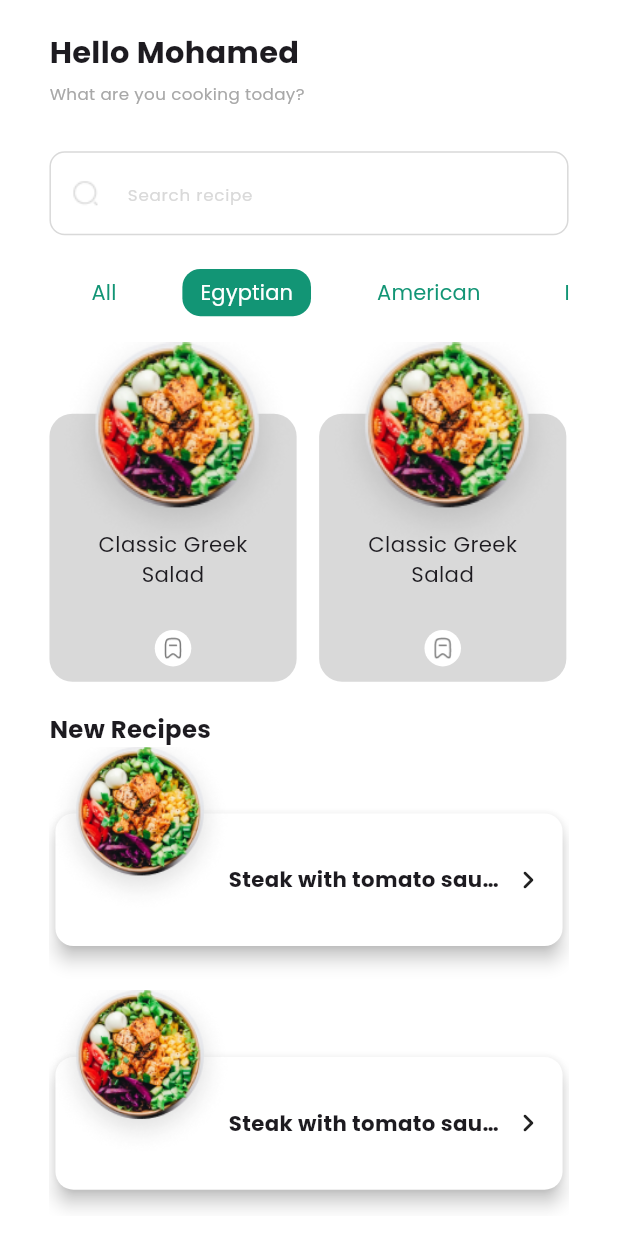
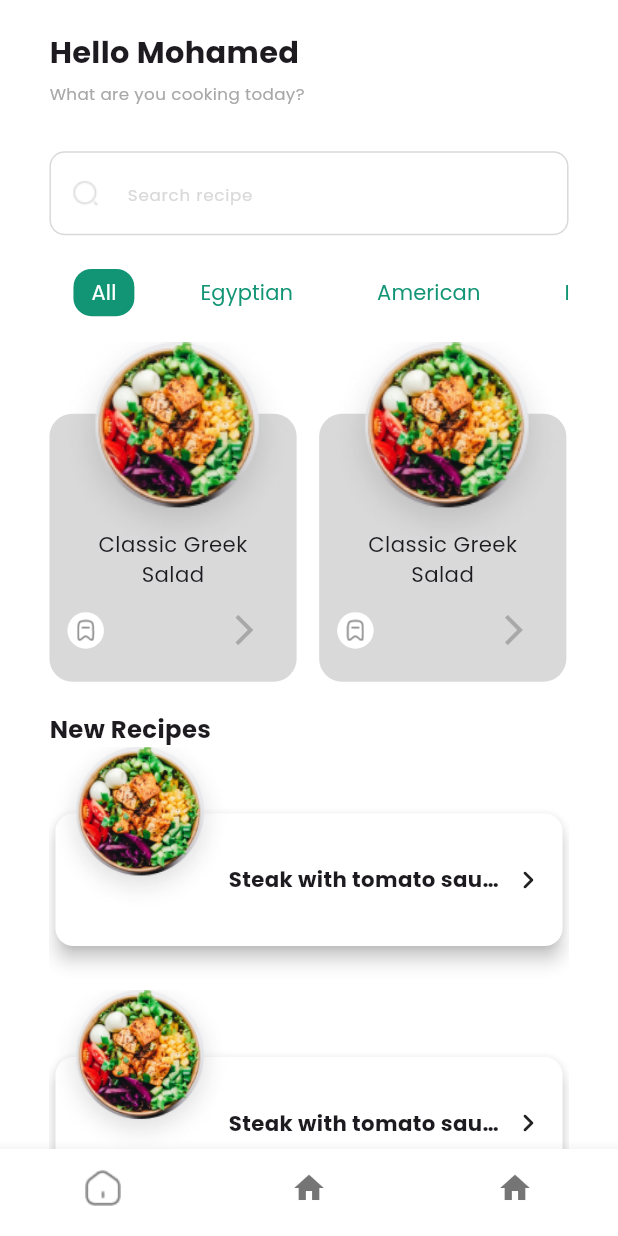
Before and after one commit to MohamedGomaa201/Food_Recipes, a Flutter app: the HomeView screen opened directly, on a phone screen of 412 x 824 dp. Run offline on Flutter 3.47's test engine with Material 3 defaults, Android fonts, the phone set to English and light mode, and no system bars; our stand-ins replace flutter_screenutil.

Commit message:
adding bottom nav bar and edit the tab bar

```diff
--- a/lib/features/home/presentation/view/home_view.dart
+++ b/lib/features/home/presentation/view/home_view.dart
@@ -6,6 +6,21 @@ class HomeView extends StatelessWidget {
 
   @override
   Widget build(BuildContext context) {
-    return Scaffold(body: HomeBody());
+    return Scaffold(
+      body: HomeBody(),
+      bottomNavigationBar: BottomNavigationBar(
+        backgroundColor: Colors.white,
+        showSelectedLabels: false,
+        showUnselectedLabels: false,
+        items: [
+          BottomNavigationBarItem(
+            icon: Image.asset("assets/icons/home.png"),
+            label: "Home",
+          ),
+          BottomNavigationBarItem(icon: Icon(Icons.home), label: "Home"),
+          BottomNavigationBarItem(icon: Icon(Icons.home), label: "Home"),
+        ],
+      ),
+    );
   }
 }
--- a/lib/features/home/presentation/view/widgets/home_tab_bar.dart
+++ b/lib/features/home/presentation/view/widgets/home_tab_bar.dart
@@ -1,13 +1,26 @@
 import 'package:flutter/material.dart';
 import 'package:food_recipes/features/home/presentation/view/widgets/top_navigation_bar_tab.dart';
 
-class HomeTabBar extends StatelessWidget {
-  const HomeTabBar({
-    super.key,
-    required TabController tabController,
-  }) : _tabController = tabController;
+class HomeTabBar extends StatefulWidget {
+  const HomeTabBar({super.key, required this.tabController});
 
-  final TabController _tabController;
+  final TabController tabController;
+
+  @override
+  State<HomeTabBar> createState() => _HomeTabBarState();
+}
+
+class _HomeTabBarState extends State<HomeTabBar> {
+  int selectedIndex = 0;
+  @override
+  void initState() {
+    super.initState();
+    widget.tabController.addListener(() {
+      setState(() {
+        selectedIndex = widget.tabController.index;
+      });
+    });
+  }
 
   @override
   Widget build(BuildContext context) {
@@ -15,7 +28,7 @@ class HomeTabBar extends StatelessWidget {
       indicatorColor: Colors.transparent,
       dividerHeight: 0,
       overlayColor: WidgetStateColor.transparent,
-      controller: _tabController,
+      controller: widget.tabController,
       unselectedLabelColor: Colors.grey,
       indicatorSize: TabBarIndicatorSize.tab,
       isScrollable: true,
@@ -23,19 +36,11 @@ class HomeTabBar extends StatelessWidget {
       tabAlignment: TabAlignment.start,
       onTap: (value) {},
       tabs: [
-        TopNavigationBarTap(selectedIndex: 1, cIndex: 0, name: "All"),
-        TopNavigationBarTap(
-          selectedIndex: 1,
-          cIndex: 1,
-          name: "Egyptian",
-        ),
-        TopNavigationBarTap(
-          selectedIndex: 1,
-          cIndex: 2,
-          name: "American",
-        ),
-        TopNavigationBarTap(selectedIndex: 1, cIndex: 3, name: "Italian"),
-        TopNavigationBarTap(selectedIndex: 1, cIndex: 4, name: "Turkish"),
+        TopNavigationBarTap(selectedIndex: selectedIndex, cIndex: 0, name: "All"),
+        TopNavigationBarTap(selectedIndex: selectedIndex, cIndex: 1, name: "Egyptian"),
+        TopNavigationBarTap(selectedIndex: selectedIndex, cIndex: 2, name: "American"),
+        TopNavigationBarTap(selectedIndex: selectedIndex, cIndex: 3, name: "Italian"),
+        TopNavigationBarTap(selectedIndex: selectedIndex, cIndex: 4, name: "Turkish"),
       ],
     );
   }
--- a/lib/features/home/presentation/view/widgets/recipe_card.dart
+++ b/lib/features/home/presentation/view/widgets/recipe_card.dart
@@ -44,7 +44,10 @@ class RecipeCard extends StatelessWidget {
                     ),
                   ),
                   Spacer(),
-                  GestureDetector(
+                  Row(
+                    mainAxisAlignment: MainAxisAlignment.spaceBetween,
+                    children: [
+                      InkWell(
                         onTap: () {},
                         child: Container(
                           width: 24.w,
@@ -59,6 +62,16 @@ class RecipeCard extends StatelessWidget {
                           ),
                         ),
                       ),
+                      // Spacer(),
+                      IconButton(
+                        onPressed: () {},
+                        icon: Icon(
+                          Icons.arrow_forward_ios_sharp,
+                          color: AppColors.grey3,
+                        ),
+                      ),
+                    ],
+                  ),
                   SizedBox(height: 10.h),
                 ],
               ),
```
Also changed, not shown: assets/icons/home.png (added). Lines whose indentation alone changed are shown as unchanged.
